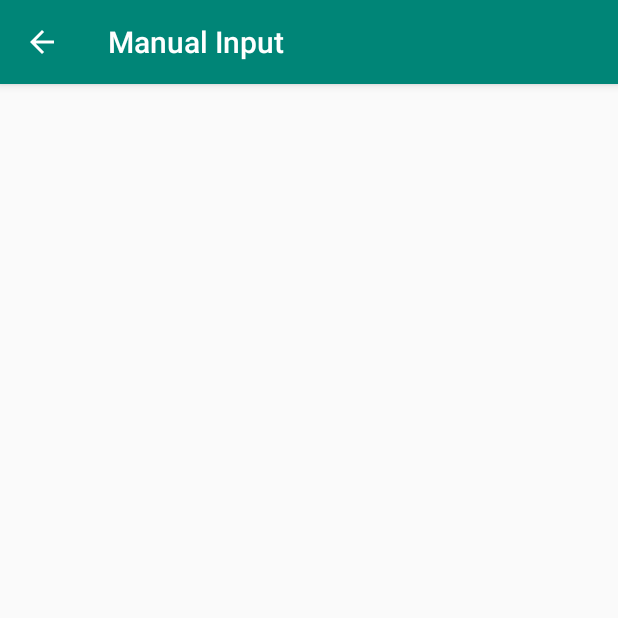
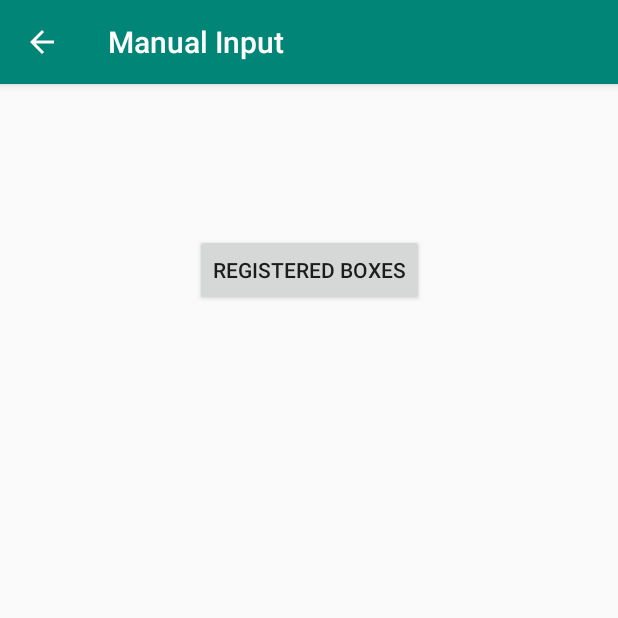
Before and after one commit to Smoke-Signal-Development-Team/YouveGotMail, an Android app: the screen it shows after launch (ManualInput), after a tap on "MANUAL INPUT", on a phone screen of 412 x 824 dp, the top half of it. Run offline under Robolectric (Android 15) with nearby library versions, the phone set to English and light mode, and no system bars.

Commit message:
Registered Boxes Page Creation

```diff
--- a/app/src/main/AndroidManifest.xml
+++ b/app/src/main/AndroidManifest.xml
@@ -9,11 +9,15 @@
         android:roundIcon="@mipmap/ic_launcher_round"
         android:supportsRtl="true"
         android:theme="@style/AppTheme">
+        <activity android:name=".RegisteredBoxes"
+            android:label = "@string/registered_boxes"
+            android:parentActivityName=".ManualInput"
+            ></activity>
         <activity
             android:name=".ManualInput"
             android:label="@string/title_activity_manual_activity"
             android:parentActivityName=".MainActivity"
-            android:theme="@style/AppTheme.NoActionBar"></activity>
+            android:theme="@style/AppTheme.NoActionBar" />
         <activity
             android:name=".Scan"
             android:label="@string/title_activity_scan_activity"
--- a/app/src/main/java/com/example/youvegotmail/ManualInput.java
+++ b/app/src/main/java/com/example/youvegotmail/ManualInput.java
@@ -1,5 +1,6 @@
 package com.example.youvegotmail;
 
+import android.content.Intent;
 import android.os.Bundle;
 
 import com.google.android.material.floatingactionbutton.FloatingActionButton;
@@ -8,9 +9,12 @@ import com.google.android.material.snackbar.Snackbar;
 import androidx.appcompat.app.AppCompatActivity;
 import androidx.appcompat.widget.Toolbar;
 
+import android.util.Log;
 import android.view.View;
 
 public class ManualInput extends AppCompatActivity {
+    private static final String LOG_TAG =
+            MainActivity.class.getSimpleName();
 
     @Override
     protected void onCreate(Bundle savedInstanceState) {
@@ -22,4 +26,9 @@ public class ManualInput extends AppCompatActivity {
         getSupportActionBar().setDisplayHomeAsUpEnabled(true);
     }
 
+    public void registeredBoxes(View view) {
+        Log.d(LOG_TAG, "Registered Boxes Button clicked!");
+        Intent intent = new Intent(this, RegisteredBoxes.class);
+        startActivity(intent);
+    }
 }
--- a/app/src/main/res/layout/content_manual_activity.xml
+++ b/app/src/main/res/layout/content_manual_activity.xml
@@ -8,4 +8,14 @@
     tools:context=".ManualInput"
     tools:showIn="@layout/activity_manual_activity">
 
+    <Button
+        android:id="@+id/registered_button"
+        android:layout_width="wrap_content"
+        android:layout_height="wrap_content"
+        android:layout_marginTop="100dp"
+        android:text="@string/registered_boxes_button"
+        android:onClick="registeredBoxes"
+        app:layout_constraintEnd_toEndOf="parent"
+        app:layout_constraintStart_toStartOf="parent"
+        app:layout_constraintTop_toTopOf="parent" />
 </androidx.constraintlayout.widget.ConstraintLayout>
--- a/app/src/main/res/values/strings.xml
+++ b/app/src/main/res/values/strings.xml
@@ -4,4 +4,6 @@
     <string name="title_activity_manual_activity">Manual Input</string>
     <string name="scan">Scan</string>
     <string name="manual_input">Manual Input</string>
+    <string name="registered_boxes">Registered Boxes</string>
+    <string name="registered_boxes_button">Registered Boxes</string>
 </resources>
```
Also changed, not shown: app/src/main/java/com/example/youvegotmail/RegisteredBoxes.java (added, +14 -0 lines), app/src/main/res/layout/activity_registered_boxes.xml (added, +9 -0 lines).
